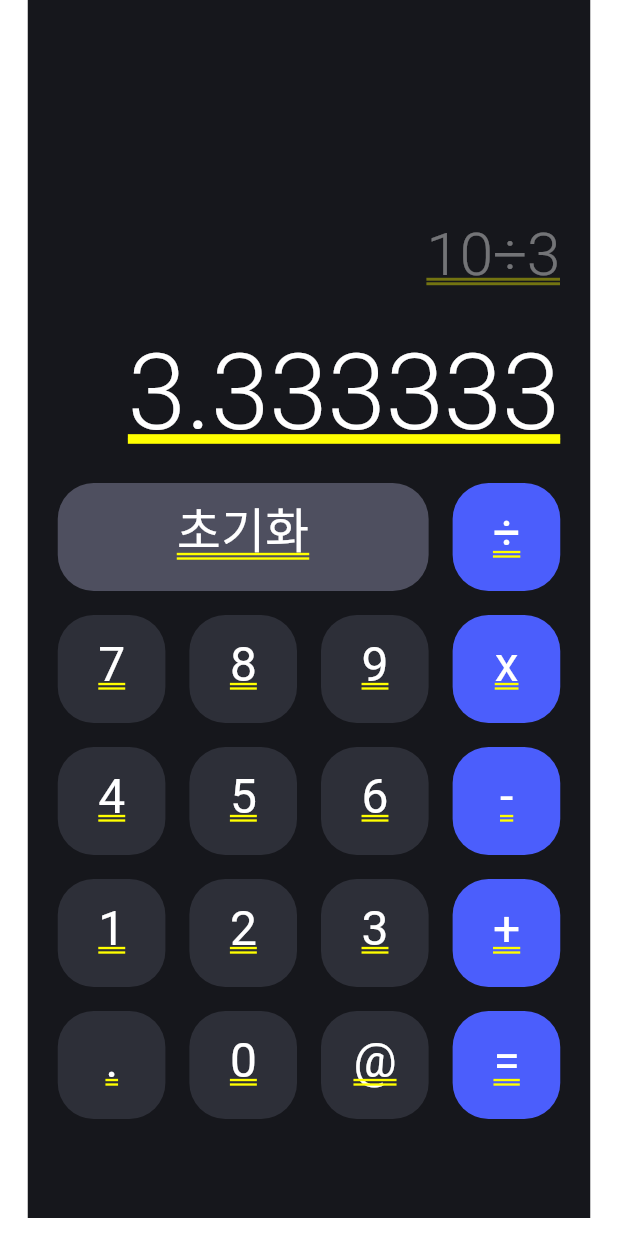
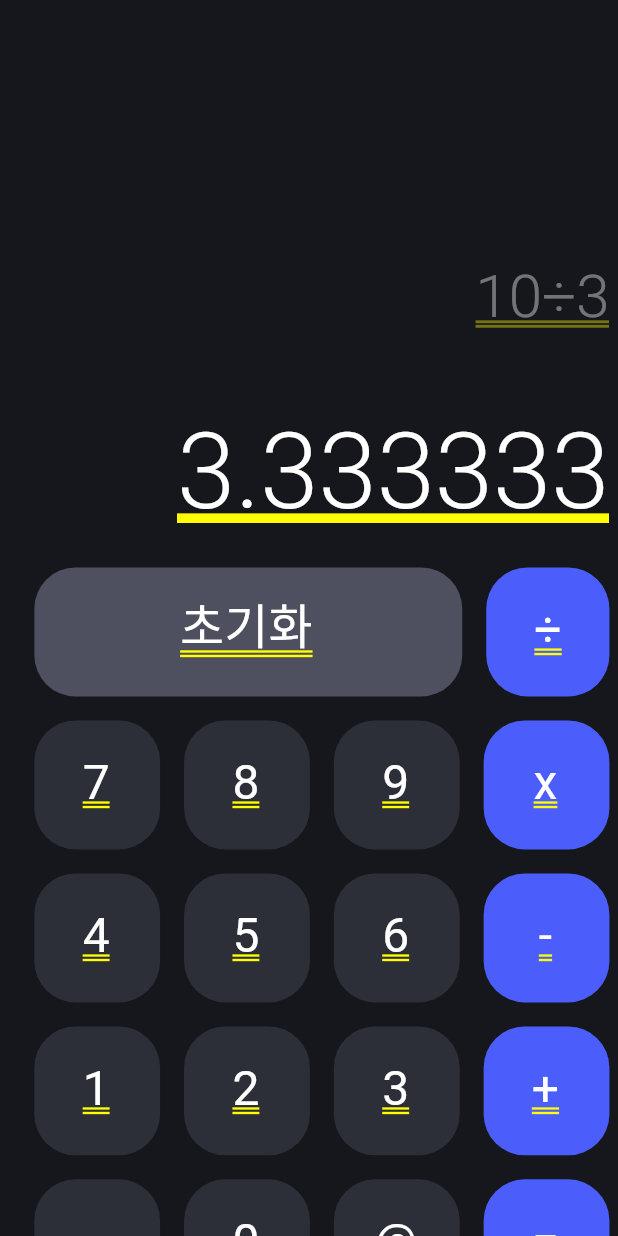
Before and after one commit to hyuna224/Flutter_Calculator, a Flutter app: the screen it shows after launch, on a phone screen of 412 x 824 dp. Run offline on Flutter 3.47's test engine with Material 3 defaults, Android fonts, the phone set to English and light mode, and no system bars; our stand-ins replace flutter_screenutil; Roboto replaces fonts that are missing (Pretendard).

```diff
--- a/lib/main.dart
+++ b/lib/main.dart
@@ -1,4 +1,5 @@
 import 'package:flutter/material.dart';
+import 'package:flutter_screenutil/flutter_screenutil.dart';
 
 void main() {
   runApp(const MyApp());
@@ -10,10 +11,19 @@ class MyApp extends StatelessWidget {
   // This widget is the root of your application.
   @override
   Widget build(BuildContext context) {
-    return MaterialApp(
-      title: 'Flutter Demo',
-      theme: ThemeData(primarySwatch: Colors.blue),
-      home: const CalculatorDark(),
+    return ScreenUtilInit(
+      designSize: Size(360, 690),
+      minTextAdapt: true,
+      splitScreenMode: true,
+      builder:
+          (context, child) => MaterialApp(
+            title: 'Flutter Demo',
+            theme: ThemeData(
+              primarySwatch: Colors.blue,
+              visualDensity: VisualDensity.adaptivePlatformDensity,
+            ),
+            home: CalculatorDark(),
+          ),
     );
   }
 }
@@ -30,17 +40,17 @@ class CalculatorDark extends StatelessWidget {
     return Column(
       children: [
         Container(
-          width: 375,
-          height: 812,
+          width: 375.w,
+          height: 812.h,
           clipBehavior: Clip.antiAlias,
           decoration: BoxDecoration(color: const Color(0xFF16171C)),
           child: Stack(
             children: [
               Positioned(
-                left: 20,
-                top: 147,
+                left: 20.w,
+                top: 147.h,
                 child: Container(
-                  width: 335,
+                  width: 335.w,
                   child: Column(
                     mainAxisSize: MainAxisSize.min,
                     mainAxisAlignment: MainAxisAlignment.start,
@@ -49,14 +59,14 @@ class CalculatorDark extends StatelessWidget {
                     children: [
                       Container(
                         width: double.infinity,
-                        height: 47,
+                        height: 47.h,
                         child: Stack(
                           children: [
                             Positioned(
-                              left: 0,
-                              top: -1,
+                              left: 0.w,
+                              top: -1.h,
                               child: SizedBox(
-                                width: 335,
+                                width: 335.w,
                                 child: Opacity(
                                   opacity: 0.40,
                                   child: Text(
@@ -77,14 +87,14 @@ class CalculatorDark extends StatelessWidget {
                       ),
                       Container(
                         width: double.infinity,
-                        height: 96,
+                        height: 96.h,
                         child: Stack(
                           children: [
                             Positioned(
-                              left: 0,
-                              top: 0,
+                              left: 0.w,
+                              top: 0.h,
                               child: SizedBox(
-                                width: 335,
+                                width: 335.w,
                                 child: Text(
                                   '3.333333',
                                   textAlign: TextAlign.right,
@@ -93,7 +103,7 @@ class CalculatorDark extends StatelessWidget {
                                     fontSize: 70,
                                     fontFamily: 'Pretendard',
                                     fontWeight: FontWeight.w300,
-                                    height: 1.37,
+                                    height: 1.37.h,
                                   ),
                                 ),
                               ),
@@ -111,22 +121,22 @@ class CalculatorDark extends StatelessWidget {
                           children: [
                             Expanded(
                               child: Container(
-                                height: 72,
+                                height: 72.h,
                                 clipBehavior: Clip.antiAlias,
                                 decoration: ShapeDecoration(
                                   color: const Color(0xFF4E4F5F),
                                   shape: RoundedRectangleBorder(
-                                    borderRadius: BorderRadius.circular(24),
+                                    borderRadius: BorderRadius.circular(24.r),
                                   ),
                                 ),
                                 child: Stack(
                                   children: [
                                     Positioned(
-                                      left: 12,
-                                      top: 12,
+                                      left: 12.w,
+                                      top: 12.h,
                                       child: SizedBox(
-                                        width: 223,
-                                        height: 48,
+                                        width: 223.w,
+                                        height: 48.h,
                                         child: Text(
                                           '초기화',
                                           textAlign: TextAlign.center,
@@ -135,7 +145,7 @@ class CalculatorDark extends StatelessWidget {
                                             fontSize: 32,
                                             fontFamily: 'Pretendard',
                                             fontWeight: FontWeight.w400,
-                                            height: 1.25,
+                                            height: 1.25.h,
                                           ),
                                         ),
                                       ),
@@ -145,23 +155,23 @@ class CalculatorDark extends StatelessWidget {
                               ),
                             ),
                             Container(
-                              width: 71.75,
-                              height: 72,
+                              width: 71.75.w,
+                              height: 72.h,
                               clipBehavior: Clip.antiAlias,
                               decoration: ShapeDecoration(
                                 color: const Color(0xFF4B5EFC),
                                 shape: RoundedRectangleBorder(
-                                  borderRadius: BorderRadius.circular(24),
+                                  borderRadius: BorderRadius.circular(24.r),
                                 ),
                               ),
                               child: Stack(
                                 children: [
                                   Positioned(
-                                    left: 12,
-                                    top: 12,
+                                    left: 12.w,
+                                    top: 12.h,
                                     child: SizedBox(
-                                      width: 48,
-                                      height: 48,
+                                      width: 48.w,
+                                      height: 48.h,
                                       child: Text(
                                         '÷',
                                         textAlign: TextAlign.center,
@@ -170,7 +180,7 @@ class CalculatorDark extends StatelessWidget {
                                           fontSize: 32,
                                           fontFamily: 'Pretendard',
                                           fontWeight: FontWeight.w400,
-                                          height: 1.25,
+                                          height: 1.25.h,
                                         ),
                                       ),
                                     ),
@@ -274,22 +284,22 @@ class Button extends StatelessWidget {
   Widget build(BuildContext context) {
     return Expanded(
       child: Container(
-        height: 72,
+        height: 72.h,
         clipBehavior: Clip.antiAlias,
         decoration: ShapeDecoration(
           color: color,
           shape: RoundedRectangleBorder(
-            borderRadius: BorderRadius.circular(24),
+            borderRadius: BorderRadius.circular(24.r),
           ),
         ),
         child: Stack(
           children: [
             Positioned(
-              left: 12,
-              top: 12,
+              left: 12.w,
+              top: 12.h,
               child: SizedBox(
-                width: 48,
-                height: 48,
+                width: 48.w,
+                height: 48.h,
                 child: Text(
                   innerText,
                   textAlign: TextAlign.center,
@@ -298,7 +308,7 @@ class Button extends StatelessWidget {
                     fontSize: 32,
                     fontFamily: 'Pretendard',
                     fontWeight: FontWeight.w400,
-                    height: 1.25,
+                    height: 1.25.h,
                   ),
                 ),
               ),
--- a/pubspec.yaml
+++ b/pubspec.yaml
@@ -34,6 +34,7 @@ dependencies:
   # The following adds the Cupertino Icons font to your application.
   # Use with the CupertinoIcons class for iOS style icons.
   cupertino_icons: ^1.0.8
+  flutter_screenutil: ^5.9.3
 
 dev_dependencies:
   flutter_test:
```
Also changed, not shown: pubspec.lock.
